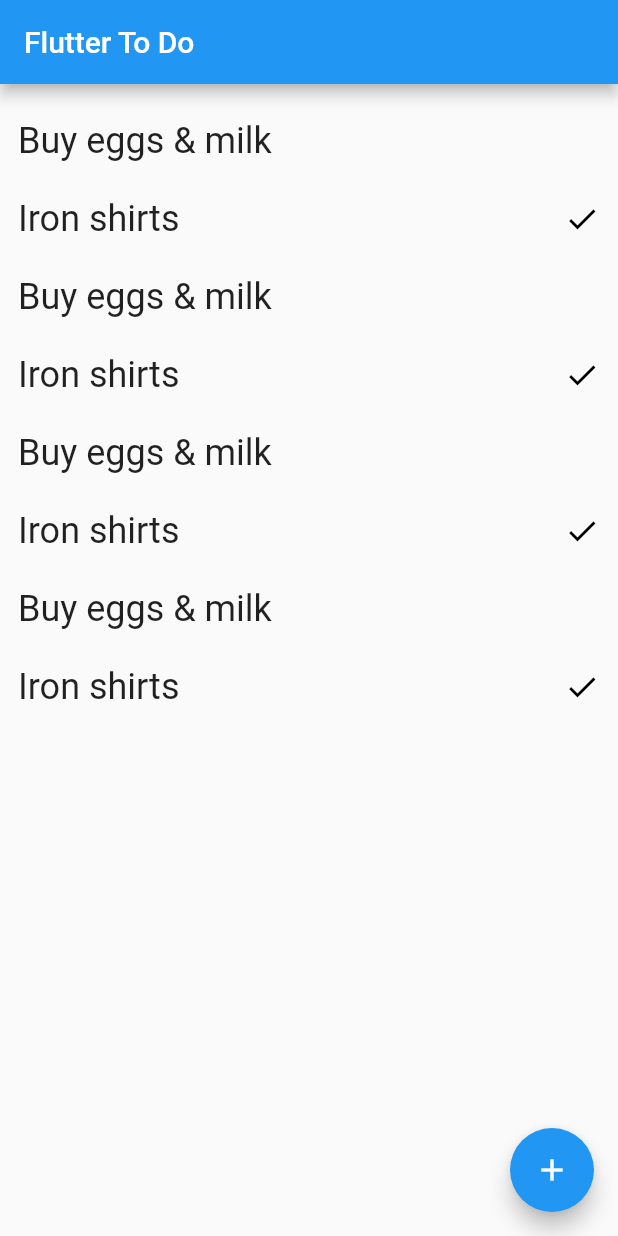
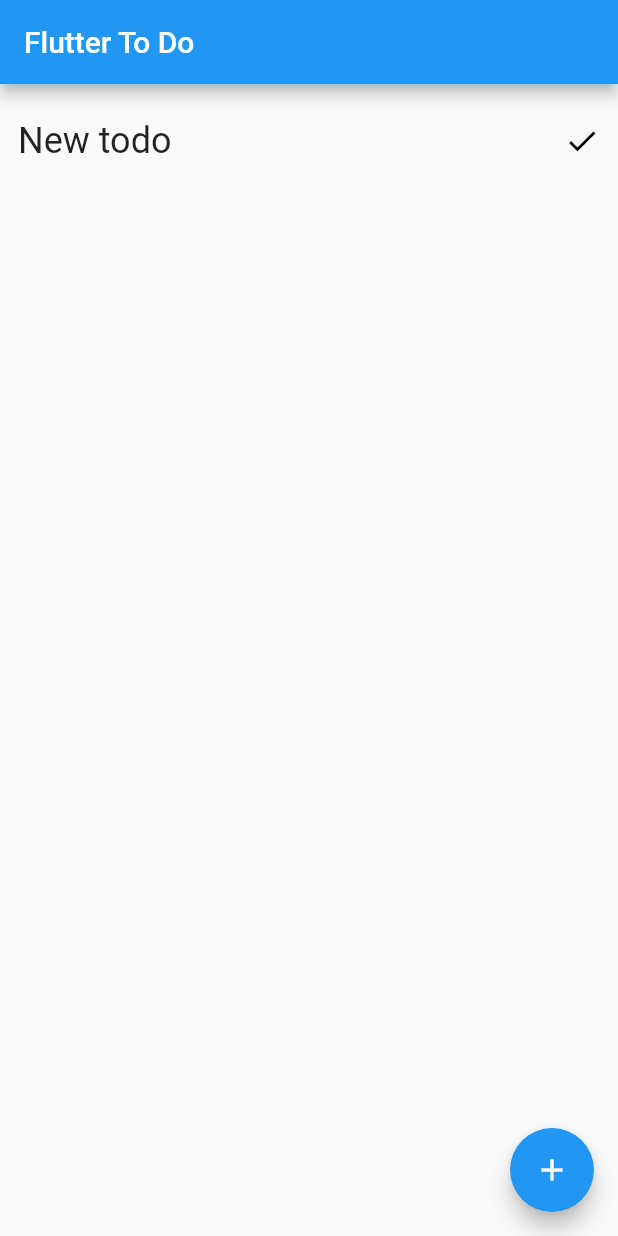
Before and after one commit to rohan20/flutter-todo, a Flutter app: the screen it shows after launch, after a tap on the "add" icon, on a phone screen of 412 x 824 dp. Run offline on Flutter 3.47's test engine with Material 2 defaults, Android fonts, the phone set to English and light mode, and no system bars.

Commit message:
removed dummy todos and added feature to add a new todo on FAB press

```diff
--- a/lib/screens/toDoScreen.dart
+++ b/lib/screens/toDoScreen.dart
@@ -8,6 +8,8 @@ class ToDoScreen extends StatefulWidget {
 }
 
 class _ToDoScreenState extends State<ToDoScreen> {
+  List<ToDo> allToDoList = [];
+
   @override
   Widget build(BuildContext context) {
     return Scaffold(
@@ -27,7 +29,7 @@ class _ToDoScreenState extends State<ToDoScreen> {
     return Container(
       margin: const EdgeInsets.only(top: 12.0),
       child: ListView.builder(
-        itemCount: _dummyToDoList().length,
+        itemCount: allToDoList.length,
         itemBuilder: (context, index) {
           return _buildToDoListItem(index);
         },
@@ -35,41 +37,8 @@ class _ToDoScreenState extends State<ToDoScreen> {
     );
   }
 
-  List<ToDo> _dummyToDoList() {
-    return <ToDo>[
-      ToDo(
-        "Buy eggs & milk",
-      ),
-      ToDo(
-        "Iron shirts",
-        true,
-      ),
-      ToDo(
-        "Buy eggs & milk",
-      ),
-      ToDo(
-        "Iron shirts",
-        true,
-      ),
-      ToDo(
-        "Buy eggs & milk",
-      ),
-      ToDo(
-        "Iron shirts",
-        true,
-      ),
-      ToDo(
-        "Buy eggs & milk",
-      ),
-      ToDo(
-        "Iron shirts",
-        true,
-      ),
-    ];
-  }
-
   _buildToDoListItem(int index) {
-    return ToDoItem(_dummyToDoList()[index]);
+    return ToDoItem(allToDoList[index]);
   }
 
   FloatingActionButton _fab() {
@@ -79,13 +48,15 @@ class _ToDoScreenState extends State<ToDoScreen> {
         color: Colors.white,
       ),
       onPressed: () {
-        _fabPressed();
+        setState(() {
+          _fabPressed();
+        });
       },
     );
   }
 
   _fabPressed() {
     print("Added new todo");
+    allToDoList.add(new ToDo("New todo", true));
   }
-
 }
```
